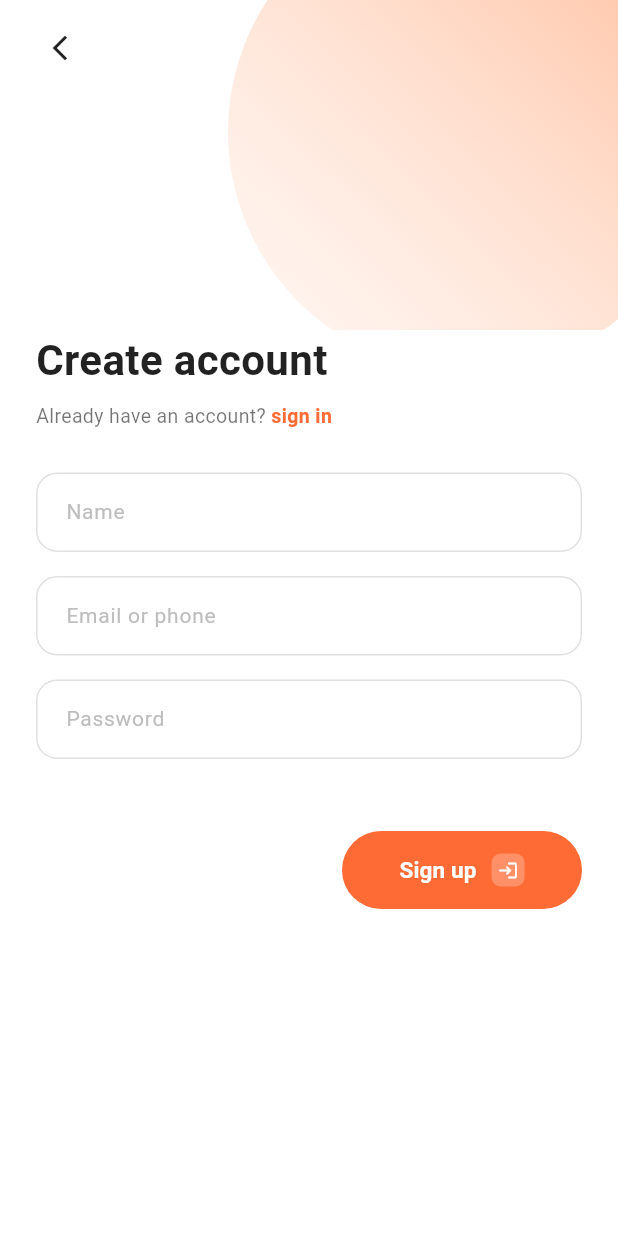
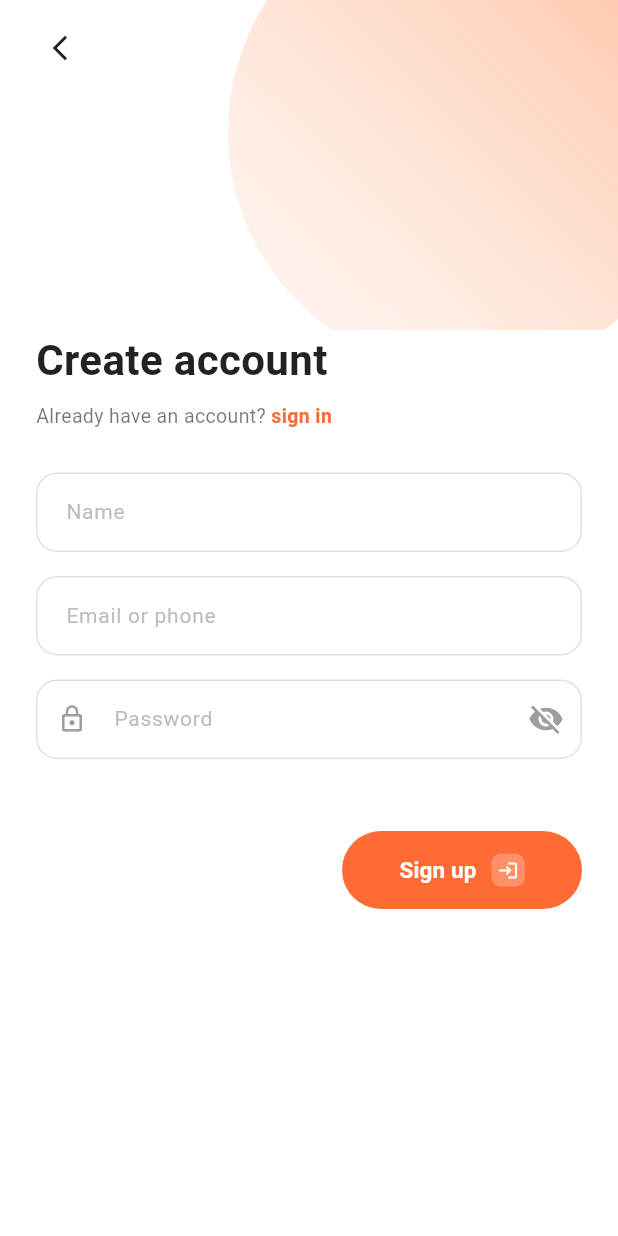
Before and after one commit to musyafak-a/login-1-flutter, a Flutter app: the screen it shows after launch, after a tap on "sign up", on a phone screen of 412 x 824 dp. Run offline on Flutter 3.47's test engine with Material 3 defaults, Android fonts, the light colour scheme and no system bars; our stand-ins replace flutter_map, geolocator, latlong2, sqflite; accounts and stored records are empty.

Commit message:
perbaikan login, dan absen

```diff
--- a/lib/screens/login_screen.dart
+++ b/lib/screens/login_screen.dart
@@ -102,16 +102,16 @@ class _LoginScreenState extends State<LoginScreen> {
                     obscureText: _obscurePassword,
                     prefixIcon: const Icon(Icons.lock_outline,
                         size: 20, color: Colors.grey),
-                    suffixWidget: TextButton(
-                      onPressed: () {},
-                      child: const Text(
-                        'FORGOT',
-                        style: TextStyle(
-                          color: AppColors.primary,
-                          fontWeight: FontWeight.bold,
-                          fontSize: 11,
-                        ),
+                    suffixWidget: IconButton(
+                      icon: Icon(
+                        _obscurePassword ? Icons.visibility_off : Icons.visibility,
+                        color: Colors.grey,
                       ),
+                      onPressed: () {
+                        setState(() {
+                          _obscurePassword = !_obscurePassword;
+                        });
+                      },
                     ),
                   ),
                   const SizedBox(height: 48),
--- a/lib/screens/register_screen.dart
+++ b/lib/screens/register_screen.dart
@@ -15,6 +15,7 @@ class _RegisterScreenState extends State<RegisterScreen> {
   final TextEditingController _nameController = TextEditingController();
   final TextEditingController _emailController = TextEditingController();
   final TextEditingController _passwordController = TextEditingController();
+  bool _obscurePassword = true;
 
   bool _isLoading = false;
 
@@ -106,7 +107,20 @@ class _RegisterScreenState extends State<RegisterScreen> {
                   AppTextField(
                     hintText: 'Password',
                     controller: _passwordController,
-                    obscureText: true,
+                    obscureText: _obscurePassword,
+                    prefixIcon: const Icon(Icons.lock_outline,
+                        size: 20, color: Colors.grey),
+                    suffixWidget: IconButton(
+                      icon: Icon(
+                        _obscurePassword ? Icons.visibility_off : Icons.visibility,
+                        color: Colors.grey,
+                      ),
+                      onPressed: () {
+                        setState(() {
+                          _obscurePassword = !_obscurePassword;
+                        });
+                      },
+                    ),
                   ),
                   const SizedBox(height: 48),
                   Align(
```
Also changed, not shown: lib/screens/statistik_screen.dart (+6 -4 lines).
